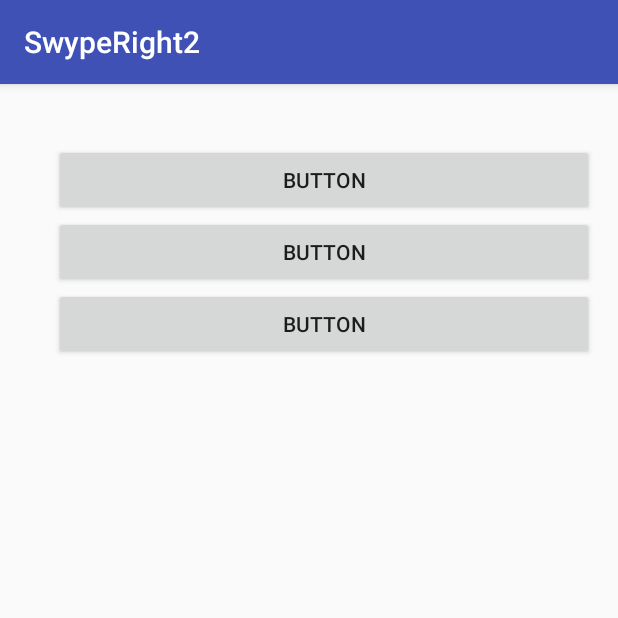
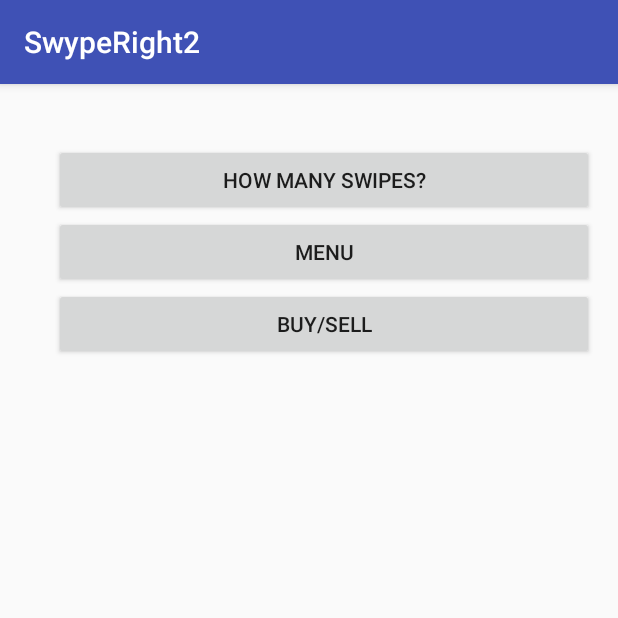
Before and after one commit to tanzeelak/SwypeRight, an Android app: the screen it shows after launch (MainActivity), on a phone screen of 412 x 824 dp, the top half of it. Run offline under Robolectric (Android 15) with nearby library versions, the phone set to English and light mode, and no system bars.

Commit message:
i am groot

```diff
--- a/app/src/main/AndroidManifest.xml
+++ b/app/src/main/AndroidManifest.xml
@@ -19,7 +19,8 @@
         <activity
             android:name=".howmany"
             android:label="@string/title_activity_howmany"
-            android:theme="@style/AppTheme.NoActionBar"></activity>
+            android:theme="@style/AppTheme.NoActionBar" />
+        <activity android:name=".RealMenu"></activity>
     </application>
 
 </manifest>
--- a/app/src/main/java/com/example/tanzeelakhan/swyperight2/MainActivity.java
+++ b/app/src/main/java/com/example/tanzeelakhan/swyperight2/MainActivity.java
@@ -35,6 +35,19 @@ public class MainActivity extends AppCompatActivity {
             }
         });
 
+        button2.setOnClickListener(new View.OnClickListener() {
+            @Override
+            public void onClick(View v) {
+
+                //make Intent to go to Menu Activity
+                Intent intent = new Intent(MainActivity.this, RealMenu.class);
+
+                //start the activity with the Intent
+                startActivity(intent);
+
+            }
+        });
+
 
     }
 }
--- a/app/src/main/java/com/example/tanzeelakhan/swyperight2/Menu.java
+++ b/app/src/main/java/com/example/tanzeelakhan/swyperight2/Menu.java
@@ -9,7 +9,7 @@ import android.widget.TextView;
 
 public class Menu extends AppCompatActivity {
 
-    private TotalText totalText;
+    private TextView allTes;
     private Button button4;
     private Button button5;
 
@@ -22,7 +22,7 @@ public class Menu extends AppCompatActivity {
         super.onCreate(savedInstanceState);
         setContentView(R.layout.activity_menu);
 
-        totalText = (TotalText) findViewById(R.id.totalText);
+        allTes = (TextView) findViewById(R.id.allTes);
         button4 = (Button) findViewById(R.id.button4);
         button5 = (Button) findViewById(R.id.button5);
         remainTextView = (TextView) findViewById(R.id.remainTextView);
@@ -31,8 +31,6 @@ public class Menu extends AppCompatActivity {
             @Override
             public void onClick(View v) {
                 //what to do on click?
-//                plan = 19;
-//                plan*=10;
                 plan = 19;
 
                 remainTextView.setText("190");
--- a/app/src/main/res/layout/activity_main.xml
+++ b/app/src/main/res/layout/activity_main.xml
@@ -21,19 +21,19 @@
         android:layout_marginTop="24dp">
 
         <Button
-            android:text="Button"
+            android:text="How Many Swipes?"
             android:layout_width="match_parent"
             android:layout_height="wrap_content"
             android:id="@+id/button1" />
 
         <Button
-            android:text="Button"
+            android:text="Menu"
             android:layout_width="match_parent"
             android:layout_height="wrap_content"
             android:id="@+id/button2" />
 
         <Button
-            android:text="Button"
+            android:text="Buy/Sell"
             android:layout_width="match_parent"
             android:layout_height="wrap_content"
             android:id="@+id/button3" />
```
